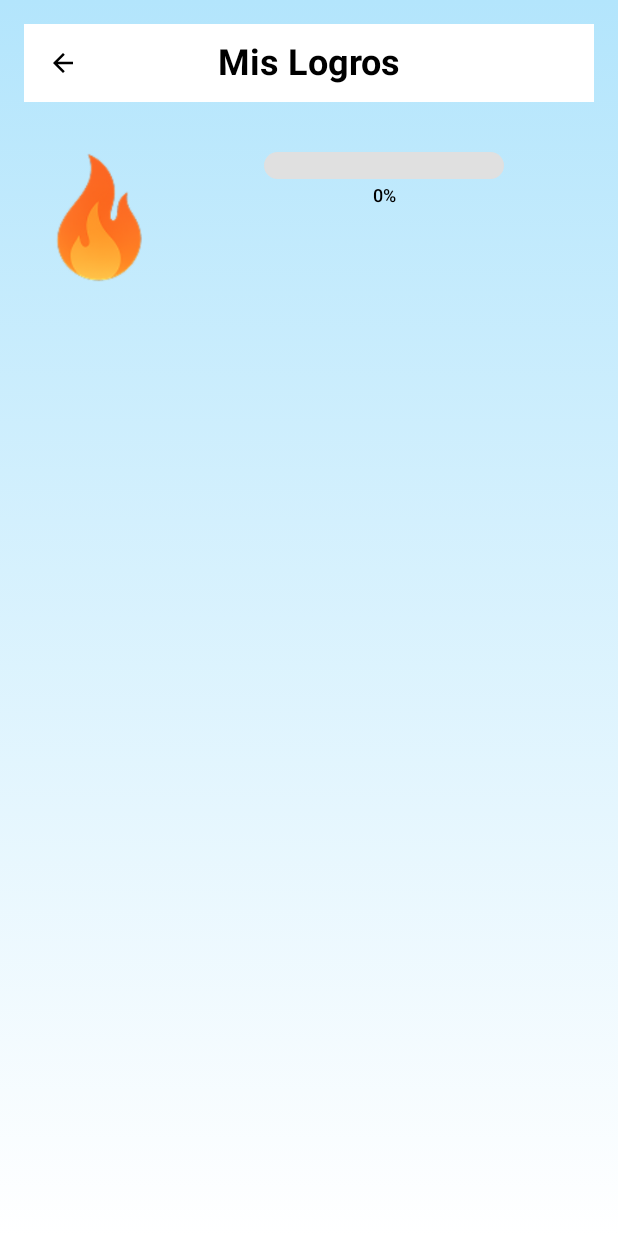
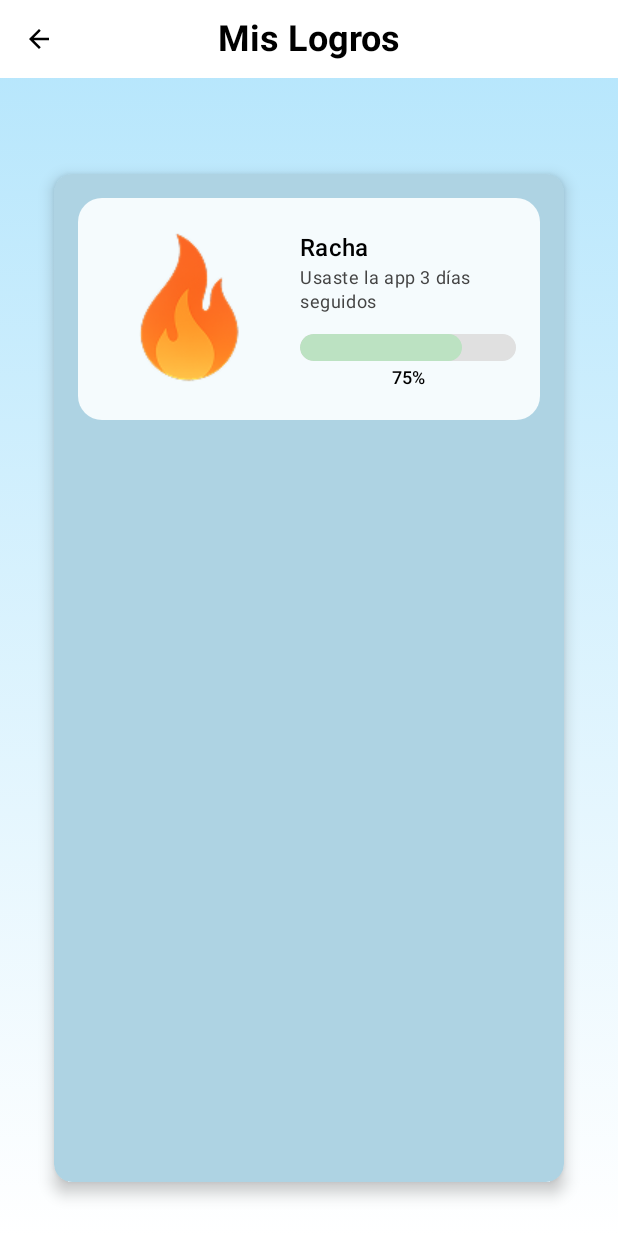
Before and after one commit to eddn-dev/TibiBalanceApp, an Android app built with Jetpack Compose: the @Preview function FeatureMyAchivementsScreenPreview, on a phone screen of 412 x 824 dp. Run offline under Robolectric (Android 15) with nearby library versions, the phone set to English and light mode, and no system bars.

Commit message:
Feature My Achivements Finalizada + Cambios en el header

```diff
--- a/app/src/main/java/com/app/tibibalance/ui/screens/FeatureMyAchivementsScreen.kt
+++ b/app/src/main/java/com/app/tibibalance/ui/screens/FeatureMyAchivementsScreen.kt
@@ -24,16 +24,53 @@ import androidx.compose.runtime.setValue
 import androidx.compose.foundation.layout.width
 import androidx.compose.foundation.layout.height
 import androidx.compose.foundation.layout.size
+import androidx.compose.foundation.Image
+import androidx.compose.ui.res.painterResource
+
 
 @Composable
 fun FeatureMyAchivementsScreen() {
-    //Degradado del background
+    // Contenido de la pantalla
+    Box(modifier = Modifier.fillMaxSize()) {
         GradientBackgroundScreen {
             // Contenido de la pantalla
             Box(
                 modifier = Modifier
                     .fillMaxSize()
-        ) {
+            )
+            {
+                Column(
+                        modifier = Modifier
+                            .align(Alignment.TopCenter)
+                            .padding(top = 80.dp)
+                )
+                {
+                    FormContainer(
+                        modifier = Modifier
+                            .height(734.dp)  // Establece un alto específico
+                            .padding(20.dp)
+                    )
+                    {
+                        //Mostrar todos los logros cargados en Firebase (agregar un for aqui) - - - - -> Firebase
+                        Row() {
+                            AchievementContainer(
+                                icon = {
+                                    Image(
+                                        painter = painterResource(id = R.drawable.racha),
+                                        contentDescription = "Ícono de logro"
+                                    )
+                                },
+                                title = "Racha", //Cambiar por el nombre del i-esimo logro
+                                description = "Usaste la app 3 días seguidos", //Cambiar por la descripción del i-esimo logro
+                                percent = 75 //Cambiar por el porcentaje del usuario en el i-ésimo Firebase
+                            )
+                        }
+                    }
+
+                }
+            }
+            }
+        }
         Header(
             title = "Mis Logros",
             // Si se ingresa a esta pantalla desde los ajustes, el boton de regreso onBackClick lleva a ajustes, no a Visualizar perfil *
@@ -41,25 +78,4 @@ fun FeatureMyAchivementsScreen() {
             onBackClick = { }, //Redireccionar a Visualizar perfil
             profileImage = null
         )
-            Column(
-                modifier = Modifier
-                    .align(Alignment.TopCenter)
-                    .padding(top = 80.dp)
-            ){
-                Row() {
-                    /*AchivementContainer( - - - - - - - - - - -> Falta componente
-
-                    )*/
-                    //Racha
-                    //Usaste la app 3 días seguidos.q
-                    ImageContainer(
-                        imageResId = R.drawable.racha, //Mandar el nombre de la img desde Firebase
-                        contentDescription = "racha", //Nombre del logro
-                        modifier = Modifier.size(100.dp)
-                    )
-                    ProgressBar(percent = 0) //Enviar el progreso del logro desde Firebase
 }
-            }
-        }
-    }
-}
```
Also changed, not shown: app/build.gradle.kts (+9 -0 lines), app/src/main/java/com/app/tibibalance/ui/screens/FeatureEditProfileScreen.kt (+20 -19 lines), app/src/main/java/com/app/tibibalance/ui/screens/FeatureForgotPasswordScreen.kt (+10 -11 lines). Lines whose indentation alone changed are shown as unchanged.
